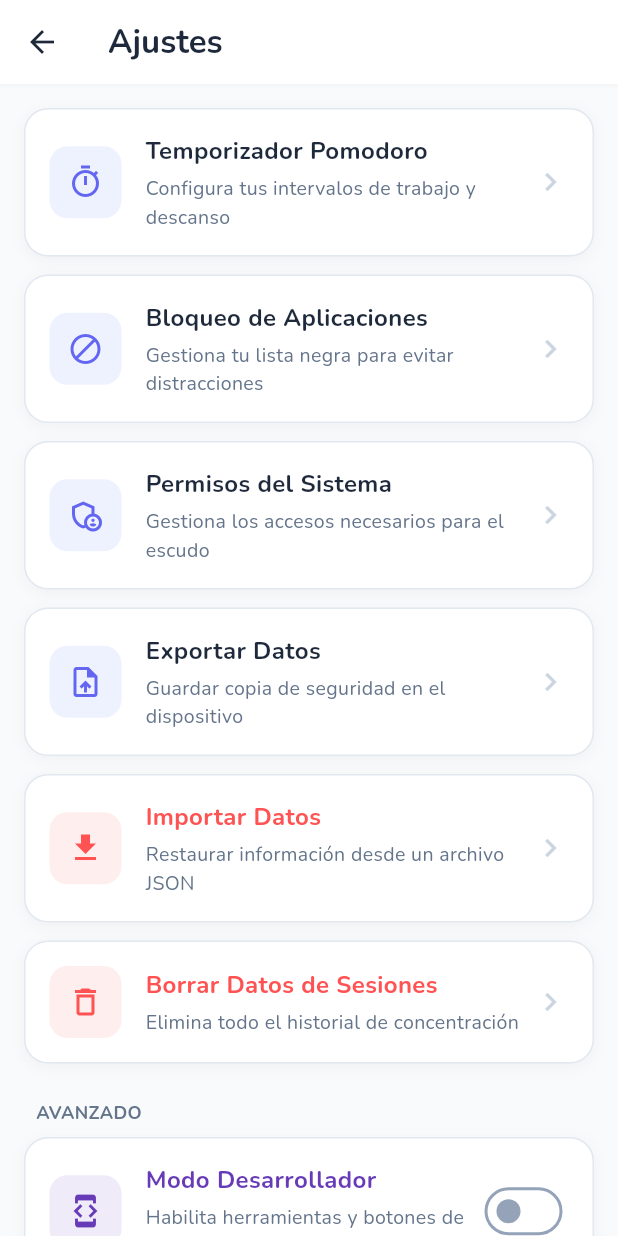
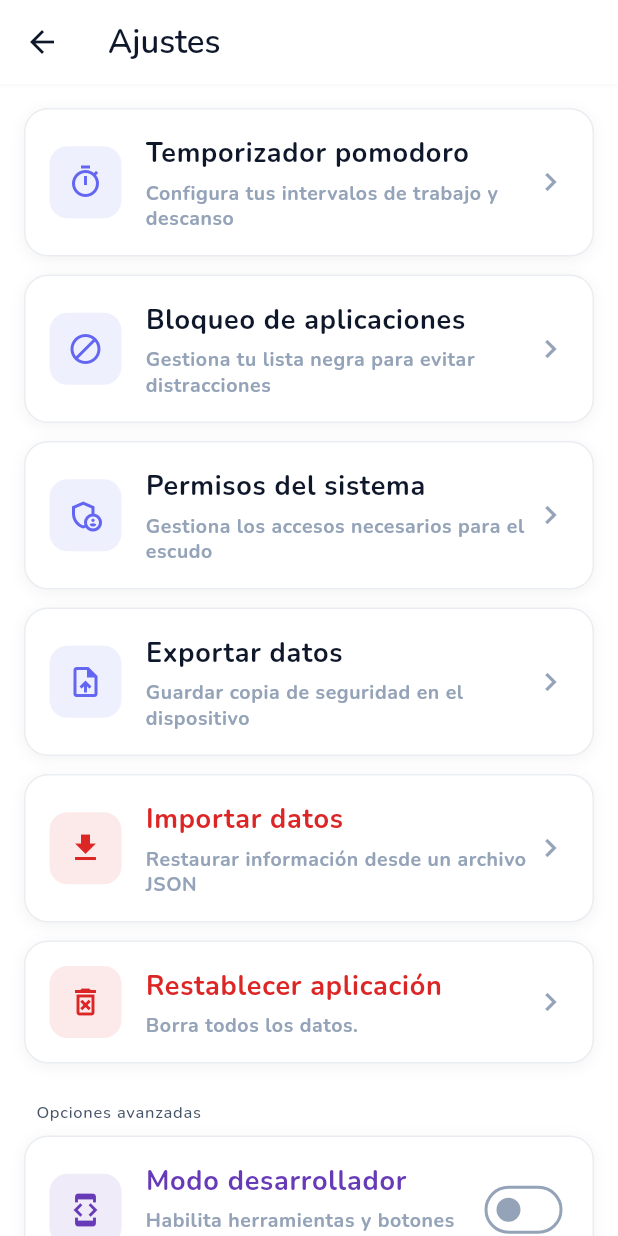
Before and after one commit to Juguitoo/Aegis, a Flutter app: the SettingsScreenMobile screen opened directly, on a phone screen of 412 x 824 dp. Run offline on Flutter 3.47's test engine with Material 3 defaults, Android fonts, the phone set to English and light mode, and no system bars; our stand-ins replace audioplayers, drift, file_picker, fl_chart, flutter_colorpicker, flutter_local_notifications and 9 more; missing offline and left inert: installed_apps, window_manager; accounts and stored records are empty; generated files the repository leaves out were written again.

Commit message:
style: estilos para settings
Co-authored-by: Copilot <copilot@github.com>

```diff
--- a/lib/data/repositories/settings_repository.dart
+++ b/lib/data/repositories/settings_repository.dart
@@ -42,4 +42,8 @@ class SettingsRepository {
   Future<int> deleteSettings() {
     return _db.delete(_db.settings).go();
   }
+
+  Future<void> deleteAllData() async {
+    await _db.deleteAllData();
+  }
 }
--- a/lib/presentation/screens/settings/settings_screen_mobile.dart
+++ b/lib/presentation/screens/settings/settings_screen_mobile.dart
@@ -1,4 +1,6 @@
 import 'package:aegis/core/providers/general_providers.dart';
+import 'package:aegis/presentation/viewmodels/settings_viewmodel.dart';
+import 'package:aegis/presentation/widgets/aegis_buttons.dart';
 import 'package:flutter/material.dart';
 import 'package:flutter_riverpod/flutter_riverpod.dart';
 import 'package:aegis/presentation/screens/settings/timer_settings_mobile.dart';
@@ -10,36 +12,35 @@ class SettingsScreenMobile extends ConsumerWidget {
   const SettingsScreenMobile({super.key});
 
   void _showImportWarningDialog(BuildContext context, WidgetRef ref) {
+    final colorScheme = Theme.of(context).colorScheme;
     showDialog(
       context: context,
       builder: (context) => AlertDialog(
-        title: const Row(
+        title: Row(
           children: [
             Icon(Icons.warning_amber_rounded,
-                color: Colors.redAccent, size: 28),
-            SizedBox(width: 8),
-            Text('Atención', style: TextStyle(fontWeight: FontWeight.bold)),
+                color: colorScheme.error, size: 28),
+            const SizedBox(width: 8),
+            const Text('Atención',
+                style: TextStyle(fontWeight: FontWeight.bold)),
           ],
         ),
         content: const Text(
           'Importar una copia de seguridad sobrescribirá todos los datos actuales de la aplicación de forma irreversible.\n\n¿Estás completamente seguro de que deseas continuar?',
         ),
         actions: [
-          TextButton(
+          AegisButton(
+            text: 'Cancelar',
             onPressed: () => Navigator.pop(context),
-            child: const Text('Cancelar',
-                style: TextStyle(color: Color(0xFF64748B))),
+            type: ButtonType.secondary,
           ),
-          ElevatedButton(
-            style: ElevatedButton.styleFrom(
-              backgroundColor: Colors.redAccent,
-              foregroundColor: Colors.white,
-            ),
+          AegisButton(
+            text: 'Sí, importar',
             onPressed: () {
               Navigator.pop(context);
               ref.read(backupViewModelProvider.notifier).importData();
             },
-            child: const Text('Sí, Importar'),
+            type: ButtonType.destructive,
           ),
         ],
       ),
@@ -48,14 +49,17 @@ class SettingsScreenMobile extends ConsumerWidget {
 
   @override
   Widget build(BuildContext context, WidgetRef ref) {
+    final colorScheme = Theme.of(context).colorScheme;
+    final textTheme = Theme.of(context).textTheme;
+
     ref.listen<AsyncValue<void>>(backupViewModelProvider, (previous, next) {
       next.when(
         data: (_) {
           if (previous is AsyncLoading) {
             ScaffoldMessenger.of(context).showSnackBar(
-              const SnackBar(
-                content: Text('Operación completada con éxito'),
-                backgroundColor: Colors.green,
+              SnackBar(
+                content: const Text('Operación completada con éxito'),
+                backgroundColor: colorScheme.primary,
               ),
             );
           }
@@ -64,7 +68,7 @@ class SettingsScreenMobile extends ConsumerWidget {
           ScaffoldMessenger.of(context).showSnackBar(
             SnackBar(
               content: Text(error.toString().replaceAll('Exception: ', '')),
-              backgroundColor: Colors.red,
+              backgroundColor: colorScheme.error,
             ),
           );
         },
@@ -73,22 +77,20 @@ class SettingsScreenMobile extends ConsumerWidget {
     });
 
     final isBackupLoading = ref.watch(backupViewModelProvider).isLoading;
-    // CORRECCIÓN: Para escuchar el estado y que se repinte la pantalla
     final isDevMode = ref.watch(devModeProvider);
 
     return Scaffold(
-      backgroundColor: const Color(0xFFF8FAFC),
+      backgroundColor: colorScheme.surface,
       appBar: AppBar(
-        backgroundColor: Colors.white,
+        backgroundColor: colorScheme.surface,
         surfaceTintColor: Colors.transparent,
-        title: const Text(
+        title: Text(
           'Ajustes',
-          style:
-              TextStyle(fontWeight: FontWeight.bold, color: Color(0xFF1E293B)),
+          style: textTheme.displayMedium,
         ),
-        iconTheme: const IconThemeData(color: Color(0xFF1E293B)),
+        iconTheme: IconThemeData(color: colorScheme.onSurface),
         elevation: 1,
-        shadowColor: const Color.fromARGB(25, 0, 0, 0),
+        shadowColor: colorScheme.shadow.withValues(alpha: 0.1),
       ),
       body: Stack(
         children: [
@@ -97,7 +99,7 @@ class SettingsScreenMobile extends ConsumerWidget {
             children: [
               _SettingsTile(
                 icon: Icons.timer_outlined,
-                title: 'Temporizador Pomodoro',
+                title: 'Temporizador pomodoro',
                 subtitle: 'Configura tus intervalos de trabajo y descanso',
                 onTap: () {
                   Navigator.push(
@@ -110,7 +112,7 @@ class SettingsScreenMobile extends ConsumerWidget {
               const SizedBox(height: 12),
               _SettingsTile(
                 icon: Icons.block_outlined,
-                title: 'Bloqueo de Aplicaciones',
+                title: 'Bloqueo de aplicaciones',
                 subtitle: 'Gestiona tu lista negra para evitar distracciones',
                 onTap: () {
                   Navigator.push(
@@ -123,7 +125,7 @@ class SettingsScreenMobile extends ConsumerWidget {
               const SizedBox(height: 12),
               _SettingsTile(
                 icon: Icons.admin_panel_settings_outlined,
-                title: 'Permisos del Sistema',
+                title: 'Permisos del sistema',
                 subtitle: 'Gestiona los accesos necesarios para el escudo',
                 onTap: () {
                   Navigator.push(
@@ -136,7 +138,7 @@ class SettingsScreenMobile extends ConsumerWidget {
               const SizedBox(height: 12),
               _SettingsTile(
                 icon: Icons.upload_file,
-                title: 'Exportar Datos',
+                title: 'Exportar datos',
                 subtitle: 'Guardar copia de seguridad en el dispositivo',
                 onTap: () =>
                     ref.read(backupViewModelProvider.notifier).exportData(),
@@ -144,38 +146,39 @@ class SettingsScreenMobile extends ConsumerWidget {
               const SizedBox(height: 12),
               _SettingsTile(
                 icon: Icons.file_download,
-                title: 'Importar Datos',
+                title: 'Importar datos',
                 subtitle: 'Restaurar información desde un archivo JSON',
-                iconColor: Colors.redAccent,
+                iconColor: colorScheme.error,
                 onTap: () => _showImportWarningDialog(context, ref),
               ),
               const SizedBox(height: 12),
               _SettingsTile(
-                icon: Icons.delete_outline,
-                title: 'Borrar Datos de Sesiones',
-                subtitle: 'Elimina todo el historial de concentración',
-                iconColor: Colors.redAccent,
+                icon: Icons.delete_forever_outlined,
+                title: 'Restablecer aplicación',
+                subtitle: 'Borra todos los datos.',
+                iconColor: colorScheme.error,
                 onTap: () {
                   showDialog(
                     context: context,
                     builder: (context) => AlertDialog(
-                      title: const Text('¿Borrar historial?'),
+                      title: const Text('¿Restablecer la aplicación?'),
                       content: const Text(
-                          'Esta acción eliminará todas las sesiones de concentración guardadas y no se puede deshacer.'),
+                          'Todos los datos de la aplicación (tareas, proyectos, configuraciones, etc.) se eliminarán de forma permanente. Esta acción no se puede deshacer.'),
                       actions: [
-                        TextButton(
+                        AegisButton(
+                          text: 'Cancelar',
                           onPressed: () => Navigator.pop(context),
-                          child: const Text('Cancelar'),
+                          type: ButtonType.secondary,
                         ),
-                        ElevatedButton(
-                          style: ElevatedButton.styleFrom(
-                            backgroundColor: Colors.redAccent,
-                            foregroundColor: Colors.white,
-                          ),
+                        AegisButton(
+                          text: 'Restablecer',
                           onPressed: () {
+                            ref
+                                .read(settingsViewModelProvider.notifier)
+                                .deleteAllData();
                             Navigator.pop(context);
                           },
-                          child: const Text('Borrar'),
+                          type: ButtonType.destructive,
                         ),
                       ],
                     ),
@@ -183,22 +186,20 @@ class SettingsScreenMobile extends ConsumerWidget {
                 },
               ),
               const SizedBox(height: 24),
-              const Padding(
-                padding: EdgeInsets.only(left: 8.0, bottom: 8.0),
-                child: Text('AVANZADO',
-                    style: TextStyle(
-                        color: Color(0xFF64748B),
-                        fontSize: 12,
-                        fontWeight: FontWeight.bold)),
+              Padding(
+                padding: const EdgeInsets.only(left: 8.0, bottom: 8.0),
+                child: Text('Opciones avanzadas',
+                    style: textTheme.labelSmall
+                        ?.copyWith(color: colorScheme.onSurfaceVariant)),
               ),
               _SettingsTile(
                 icon: Icons.developer_mode,
-                title: 'Modo Desarrollador',
+                title: 'Modo desarrollador',
                 subtitle: 'Habilita herramientas y botones de prueba',
                 iconColor: Colors.deepPurple,
                 trailing: Switch(
                   value: isDevMode,
-                  activeThumbColor: const Color(0xFF6366F1),
+                  activeThumbColor: colorScheme.primary,
                   onChanged: (bool newValue) {
                     ref.read(devModeProvider.notifier).state = newValue;
                   },
@@ -211,9 +212,9 @@ class SettingsScreenMobile extends ConsumerWidget {
           ),
           if (isBackupLoading)
             Container(
-              color: Colors.black.withValues(alpha: 0.3),
-              child: const Center(
-                child: CircularProgressIndicator(color: Color(0xFF6366F1)),
+              color: colorScheme.surface.withValues(alpha: 0.8),
+              child: Center(
+                child: CircularProgressIndicator(color: colorScheme.primary),
               ),
             ),
         ],
@@ -228,7 +229,7 @@ class _SettingsTile extends StatelessWidget {
   final String subtitle;
   final VoidCallback onTap;
   final Color? iconColor;
-  final Widget? trailing; // Añadido para el Switch
+  final Widget? trailing;
 
   const _SettingsTile({
     required this.icon,
@@ -241,20 +242,22 @@ class _SettingsTile extends StatelessWidget {
 
   @override
   Widget build(BuildContext context) {
+    final colorScheme = Theme.of(context).colorScheme;
+    final textTheme = Theme.of(context).textTheme;
     return InkWell(
       onTap: onTap,
       borderRadius: BorderRadius.circular(16),
       child: Container(
         padding: const EdgeInsets.all(16),
         decoration: BoxDecoration(
-          color: Colors.white,
+          color: colorScheme.surface,
           borderRadius: BorderRadius.circular(16),
-          border: Border.all(color: const Color(0xFFE2E8F0)),
-          boxShadow: const [
+          border: Border.all(color: colorScheme.outline.withValues(alpha: 0.2)),
+          boxShadow: [
             BoxShadow(
-              color: Color.fromARGB(10, 0, 0, 0),
+              color: colorScheme.shadow.withValues(alpha: 0.05),
               blurRadius: 8,
-              offset: Offset(0, 2),
+              offset: const Offset(0, 2),
             ),
           ],
         ),
@@ -265,11 +268,11 @@ class _SettingsTile extends StatelessWidget {
               decoration: BoxDecoration(
                 color: iconColor != null
                     ? iconColor!.withValues(alpha: 0.1)
-                    : const Color(0xFFEEF2FF),
+                    : colorScheme.primary.withValues(alpha: 0.1),
                 borderRadius: BorderRadius.circular(12),
               ),
-              child: Icon(icon,
-                  color: iconColor ?? const Color(0xFF6366F1), size: 24),
+              child:
+                  Icon(icon, color: iconColor ?? colorScheme.primary, size: 24),
             ),
             const SizedBox(width: 16),
             Expanded(
@@ -278,25 +281,20 @@ class _SettingsTile extends StatelessWidget {
                 children: [
                   Text(
                     title,
-                    style: TextStyle(
+                    style: textTheme.bodyLarge?.copyWith(
                       fontWeight: FontWeight.bold,
-                      color: iconColor ?? const Color(0xFF1E293B),
-                      fontSize: 16,
+                      color: iconColor ?? colorScheme.onSurface,
                     ),
                   ),
                   const SizedBox(height: 4),
                   Text(
                     subtitle,
-                    style: const TextStyle(
-                      color: Color(0xFF64748B),
-                      fontSize: 13,
-                    ),
+                    style: textTheme.bodySmall,
                   ),
                 ],
               ),
             ),
-            trailing ??
-                const Icon(Icons.chevron_right, color: Color(0xFFCBD5E1)),
+            trailing ?? Icon(Icons.chevron_right, color: colorScheme.outline),
           ],
         ),
       ),
--- a/lib/presentation/screens/statistics/components/statistics_components.dart
+++ b/lib/presentation/screens/statistics/components/statistics_components.dart
@@ -179,8 +179,8 @@ class StatisticsHeaderControls extends ConsumerWidget {
               borderRadius: BorderRadius.circular(12),
               child: Container(
                 padding: EdgeInsets.symmetric(
-                    horizontal: isMobile ? 12.0 : 16.0,
-                    vertical: isMobile ? 8.0 : 10.0),
+                    horizontal: isMobile ? 12.0 : 12.0,
+                    vertical: isMobile ? 8.0 : 8.0),
                 decoration: BoxDecoration(
                   color: colorScheme.surface,
                   borderRadius: BorderRadius.circular(12),
--- a/lib/presentation/screens/tasks/components/desktop_filter_controls.dart
+++ b/lib/presentation/screens/tasks/components/desktop_filter_controls.dart
@@ -179,6 +179,7 @@ class _ActionButtonsRow extends StatelessWidget {
           text: 'Nueva Tarea',
           icon: Icons.add,
           type: ButtonType.primary,
+          height: 40,
           onPressed: () {
             showDialog(
               context: context,
--- a/lib/presentation/screens/tasks/components/task_table_view.dart
+++ b/lib/presentation/screens/tasks/components/task_table_view.dart
@@ -89,8 +89,6 @@ class _TaskTableHeader extends StatelessWidget {
             child: Row(
               children: [
                 Text('Nombre', style: textStyle),
-                Icon(Icons.arrow_drop_down,
-                    color: colorScheme.onSurfaceVariant, size: 18),
               ],
             ),
           ),
@@ -105,8 +103,6 @@ class _TaskTableHeader extends StatelessWidget {
             child: Row(
               children: [
                 Text('Fecha', style: textStyle),
-                Icon(Icons.arrow_drop_down,
-                    color: colorScheme.onSurfaceVariant, size: 18),
               ],
             ),
           ),
--- a/lib/presentation/screens/timer/timer_screen_mobile.dart
+++ b/lib/presentation/screens/timer/timer_screen_mobile.dart
@@ -125,7 +125,6 @@ class TimerScreenMobile extends ConsumerWidget {
           Padding(
             padding: const EdgeInsets.only(right: 8.0),
             child: IconButton(
-              iconSize: 28,
               icon: Icon(Icons.self_improvement, color: colorScheme.onSurface),
               onPressed: () {
                 Navigator.push(
@@ -139,7 +138,6 @@ class TimerScreenMobile extends ConsumerWidget {
           Padding(
             padding: const EdgeInsets.only(right: 8.0),
             child: IconButton(
-              iconSize: 28,
               icon: Icon(Icons.settings, color: colorScheme.onSurface),
               onPressed: () {
                 Navigator.push(
--- a/lib/presentation/viewmodels/settings_viewmodel.dart
+++ b/lib/presentation/viewmodels/settings_viewmodel.dart
@@ -41,6 +41,10 @@ class SettingsViewmodel extends StreamNotifier<Setting?> {
   Future<void> deleteSessionData() {
     return _sessionRepository.deleteAllSessions();
   }
+
+  Future<void> deleteAllData() {
+    return _settingsRepository.deleteAllData();
+  }
 }
 
 final settingsViewModelProvider =
```
Also changed, not shown: lib/data/local/database/app_database.dart (+8 -0 lines), lib/presentation/screens/settings/manage_blacklist_screen.dart (+22 -21 lines), lib/presentation/screens/settings/settings_dialog_desktop.dart (+231 -111 lines), lib/presentation/screens/settings/system_permissions_screen.dart (+34 -30 lines), lib/presentation/screens/settings/timer_settings_mobile.dart (+32 -36 lines), lib/presentation/screens/statistics/statistics_screen_desktop.dart (+9 -10 lines), lib/presentation/screens/tasks/task_list_screen_desktop.dart (+8 -3 lines), lib/presentation/screens/timer/timer_screen_desktop.dart (+8 -10 lines).
